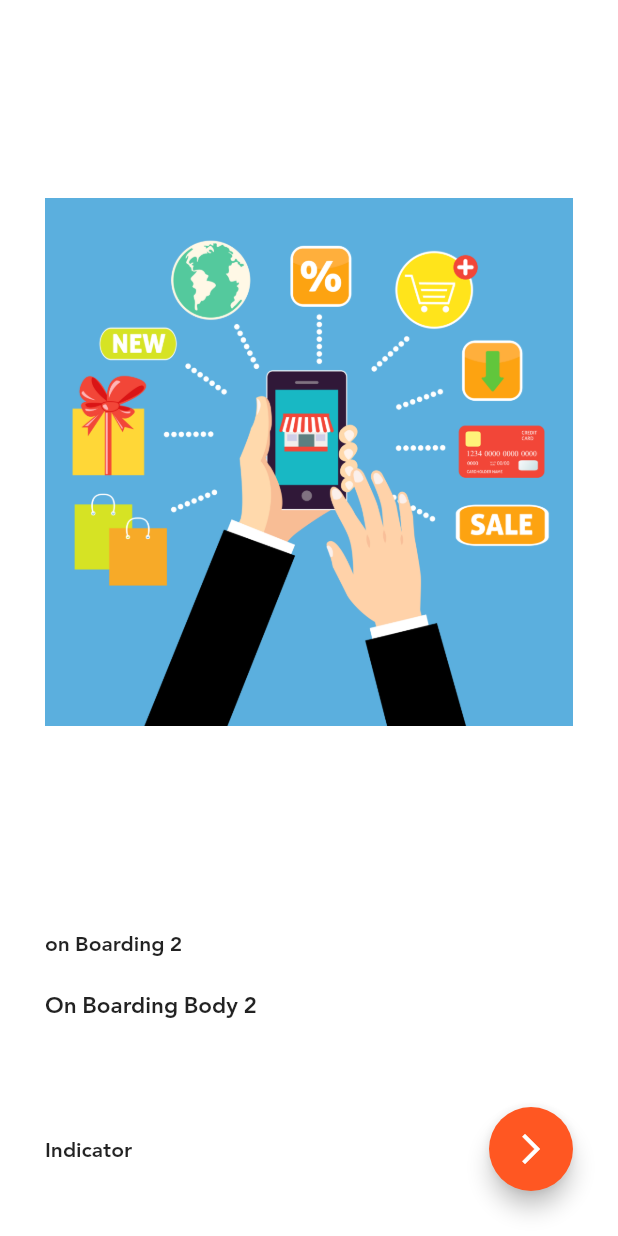
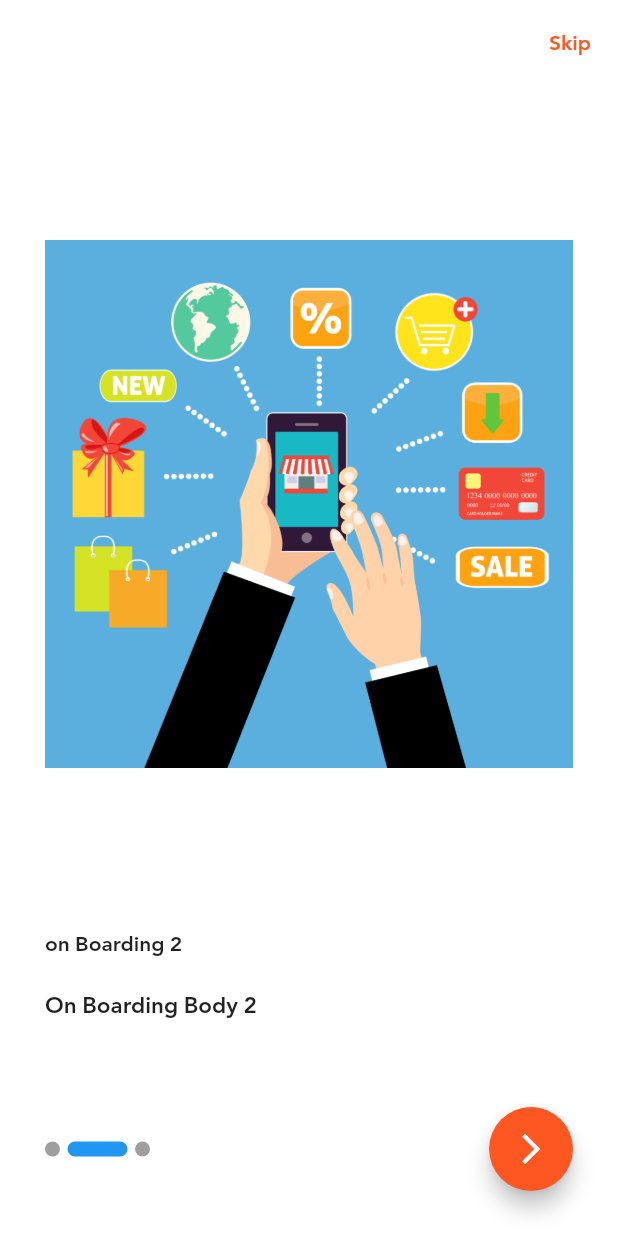
Before and after one commit to mahirAbdAlazimMokhtar/market_App, a Flutter app: the screen it shows after launch, after a tap on the "arrow forward ios" icon, on a phone screen of 412 x 824 dp. Run offline on Flutter 3.47's test engine with Material 2 defaults, Android fonts, the phone set to English and light mode, and no system bars; drawn by our look-alikes of smooth_page_indicator.

Commit message:
finish on boarding ui

```diff
--- a/lib/layout/shop_app/onBoarding/onBoarding_screen.dart
+++ b/lib/layout/shop_app/onBoarding/onBoarding_screen.dart
@@ -1,4 +1,8 @@
 import 'package:flutter/material.dart';
+import 'package:shop_app/layout/shop_app/shop_login_screen/login_screen.dart';
+import 'package:shop_app/shared/component/component.dart';
+import 'package:shop_app/shared/style/color.dart';
+import 'package:smooth_page_indicator/smooth_page_indicator.dart';
 
 //this class for handler the onBoarding screens
 class BoardingModel {
@@ -9,7 +13,12 @@ class BoardingModel {
   BoardingModel({required this.image, required this.title, required this.body});
 }
 
-class OnBoardingScreen extends StatelessWidget {
+class OnBoardingScreen extends StatefulWidget {
+  @override
+  State<OnBoardingScreen> createState() => _OnBoardingScreenState();
+}
+
+class _OnBoardingScreenState extends State<OnBoardingScreen> {
   List<BoardingModel> board = [
     BoardingModel(
         image: 'assets/images/onboarding1.jpg',
@@ -24,11 +33,20 @@ class OnBoardingScreen extends StatelessWidget {
         title: 'on Boarding 3',
         body: 'On Boarding Body 3'),
   ];
+
   var boardController = PageController();
+  bool isLast = false;
 
   @override
   Widget build(BuildContext context) {
     return Scaffold(
+      appBar: AppBar(
+        actions: [
+          TextButton(onPressed: (){
+            navigateAndFinish(context, ShopLoginScreen());
+          }, child:const Text('Skip'),),
+        ],
+      ),
         body: Padding(
       padding: const EdgeInsets.all(30.0),
       child: Column(
@@ -36,6 +54,17 @@ class OnBoardingScreen extends StatelessWidget {
         children: [
           Expanded(
             child: PageView.builder(
+              onPageChanged: (int index){
+                if (index == board.length - 1) {
+                  setState(() {
+                    isLast=true;
+                  });
+                }else{
+                  setState(() {
+                    isLast = false;
+                  });
+                }
+              },
               controller: boardController,
               physics: const BouncingScrollPhysics(),
               itemBuilder: (context, index) =>
@@ -48,16 +77,31 @@ class OnBoardingScreen extends StatelessWidget {
           ),
           Row(
             children: [
-              const Text('Indicator'),
+              SmoothPageIndicator(
+                controller: boardController,
+                count: board.length,
+                effect: const ExpandingDotsEffect(
+                  dotColor: Colors.grey,
+                  dotHeight:10.0 ,
+                  dotWidth: 10.0,
+                  spacing:5.0,
+                  expansionFactor: 4.0,
+                  activeDotColor: defaultColor,
+                ),
+              ),
               const Spacer(),
               FloatingActionButton(
                 onPressed: () {
-                  boardController.nextPage(
-                    duration:const Duration(
-                      milliseconds: 500,
-                    ),
-                    curve: Curves.easeInBack,
-                  );
+                  if (isLast) {
+                    navigateAndFinish(context, ShopLoginScreen());
+                  }  else {
+                    boardController.nextPage(
+                      duration: const Duration(
+                        milliseconds: 500,
+                      ),
+                      curve: Curves.easeInBack,
+                    );
+                  }
                 },
                 child: const Icon(Icons.arrow_forward_ios),
               ),
```
